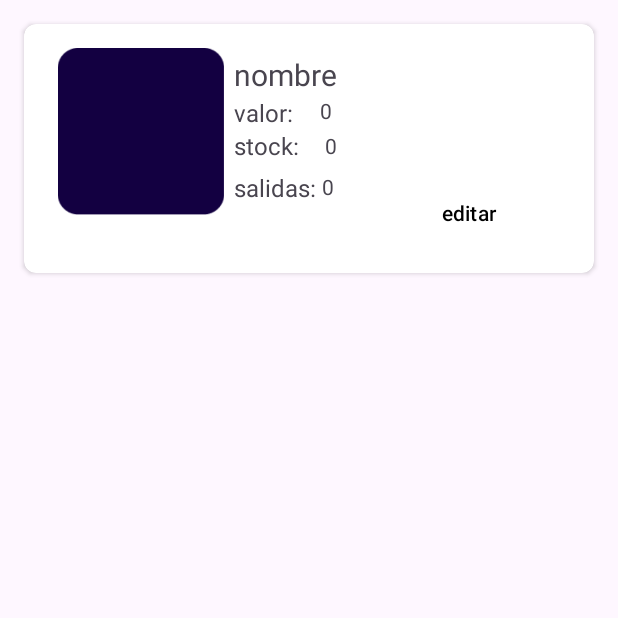
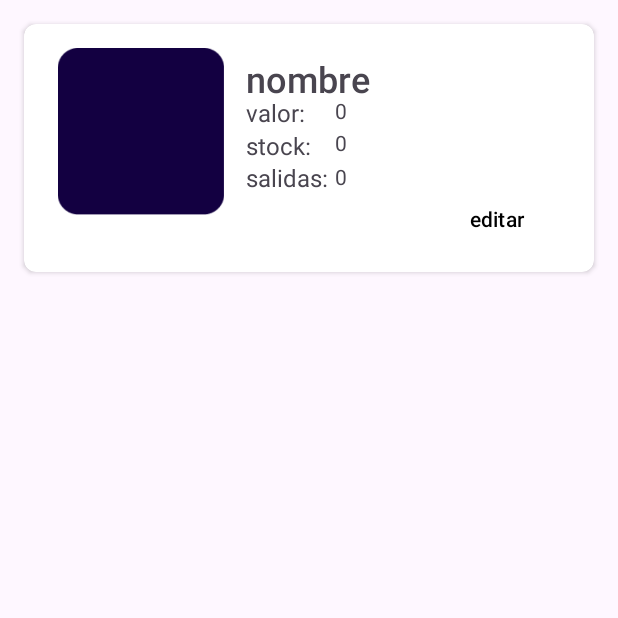
Before and after one commit to haarveyd/Inventario, an Android app: the fragment ProductFragment shown on its own in the app's theme, after a tap on "editar", on a phone screen of 412 x 824 dp, the top half of it. Run offline under Robolectric (Android 15) with nearby library versions, the phone set to English and light mode, and no system bars.

```diff
--- a/app/build.gradle.kts
+++ b/app/build.gradle.kts
@@ -8,7 +8,7 @@ android {
 
     defaultConfig {
         applicationId = "com.example.inventario"
-        minSdk = 30
+        minSdk = 31
         targetSdk = 34
         versionCode = 1
         versionName = "1.0"
--- a/app/src/main/java/com/example/inventario/AppCompatActivity.java
+++ /dev/null
@@ -1,4 +0,0 @@
-package com.example.inventario;
-
-public class AppCompatActivity {
-}
--- a/app/src/main/java/com/example/inventario/ProductFragment.java
+++ b/app/src/main/java/com/example/inventario/ProductFragment.java
@@ -1,36 +1,35 @@
 package com.example.inventario;
 
 import android.os.Bundle;
-import androidx.fragment.app.Fragment;
-import androidx.fragment.app.FragmentTransaction;
-
 import android.view.LayoutInflater;
 import android.view.View;
 import android.view.ViewGroup;
 import android.widget.Button;
 
+import androidx.fragment.app.Fragment;
+import androidx.fragment.app.FragmentTransaction;
+
 public class ProductFragment extends Fragment {
 
     public ProductFragment() {
-        // Required empty public constructor
+
     }
 
     @Override
     public View onCreateView(LayoutInflater inflater, ViewGroup container, Bundle savedInstanceState) {
+
         View view = inflater.inflate(R.layout.fragment_product, container, false);
 
 
-        Button editarButton = view.findViewById(R.id.button_editar);
+        Button buttonEditar = view.findViewById(R.id.button_editar);
 
-
-        editarButton.setOnClickListener(new View.OnClickListener() {
+        buttonEditar.setOnClickListener(new View.OnClickListener() {
             @Override
             public void onClick(View v) {
-                // Cuando se hace clic en "Editar", abre el fragmento de edición
-                EditFragment editFragment = new EditFragment();
-                FragmentTransaction transaction = getFragmentManager().beginTransaction();
-                transaction.replace(R.id.fragment_container, editFragment);
-                transaction.addToBackStack(null); // Agrega a la pila de retroceso
+
+                FragmentTransaction transaction = getActivity().getSupportFragmentManager().beginTransaction();
+                transaction.replace(R.id.fragment_container, new EditFragment());
+                transaction.addToBackStack(null);
                 transaction.commit();
             }
         });
--- a/app/src/main/java/com/example/inventario/TableFragment.java
+++ b/app/src/main/java/com/example/inventario/TableFragment.java
@@ -19,11 +19,6 @@ import com.example.inventario.data.InventarioDBHelper;
 import com.example.inventario.data.Productos;
 import com.example.inventario.data.ProductosAdapter;
 
-/**
- * A simple {@link Fragment} subclass.
- * Use the {@link TableFragment#newInstance} factory method to
- * create an instance of this fragment.
- */
 public class TableFragment extends Fragment implements ProductosAdapter.OnItemClickListener {
 
     private RecyclerView listaUsuarios;
--- a/app/src/main/res/layout/fragment_product.xml
+++ b/app/src/main/res/layout/fragment_product.xml
@@ -19,48 +19,6 @@
             android:padding="16dp">
 
 
-            <TextView
-                android:id="@+id/nombre_lista"
-                android:layout_width="173dp"
-                android:layout_height="28dp"
-                android:layout_marginTop="4dp"
-                android:text="@string/nombre_producto"
-                android:textSize="20sp"
-                app:layout_constraintStart_toEndOf="@+id/imageView14"
-                app:layout_constraintTop_toTopOf="parent" />
-
-            <TextView
-                android:id="@+id/stock_lista"
-                android:layout_width="wrap_content"
-                android:layout_height="28dp"
-                android:text="@string/stock"
-                android:textSize="16sp"
-                app:layout_constraintStart_toEndOf="@+id/imageView14"
-                app:layout_constraintTop_toBottomOf="@+id/valor_lista" />
-
-            <TextView
-                android:id="@+id/valor_lista"
-                android:layout_width="wrap_content"
-                android:layout_height="0dp"
-                android:text="@string/valor"
-                android:textSize="16sp"
-                app:layout_constraintStart_toEndOf="@+id/imageView14"
-                app:layout_constraintTop_toBottomOf="@+id/nombre_lista"
-                tools:ignore="MissingConstraints" />
-
-            <Button
-                android:id="@+id/button_editar"
-                android:layout_width="wrap_content"
-                android:layout_height="wrap_content"
-                android:layout_marginTop="32dp"
-                android:layout_marginEnd="24dp"
-                android:backgroundTint="#00FFFFFF"
-                android:text="@string/editar"
-                android:textColor="@color/black"
-                app:cornerRadius="12dp"
-                app:layout_constraintEnd_toEndOf="parent"
-                app:layout_constraintTop_toBottomOf="@+id/valor_lista" />
-
             <ImageView
                 android:id="@+id/imageView14"
                 android:layout_width="124dp"
@@ -71,33 +29,66 @@
                 tools:layout_editor_absoluteY="5dp" />
 
             <TextView
+                android:id="@+id/nombre_lista"
+                android:layout_width="173dp"
+                android:layout_height="28dp"
+                android:layout_marginStart="8dp"
+                android:layout_marginTop="4dp"
+                android:fontFamily="sans-serif-medium"
+                android:text="@string/nombre_producto"
+                android:textSize="24sp"
+                app:layout_constraintStart_toEndOf="@+id/imageView14"
+                app:layout_constraintTop_toTopOf="parent" />
+
+            <TextView
+                android:id="@+id/valor_lista"
+                android:layout_width="wrap_content"
+                android:layout_height="0dp"
+                android:layout_marginStart="8dp"
+                android:text="@string/valor"
+                android:textSize="16sp"
+                app:layout_constraintStart_toEndOf="@+id/imageView14"
+                app:layout_constraintTop_toBottomOf="@+id/nombre_lista"
+                tools:ignore="MissingConstraints" />
+
+            <TextView
                 android:id="@+id/campoValor"
                 android:layout_width="wrap_content"
                 android:layout_height="wrap_content"
-                android:layout_marginStart="16dp"
+                android:layout_marginStart="20dp"
                 android:text="0"
                 app:layout_constraintEnd_toEndOf="parent"
-                app:layout_constraintHorizontal_bias="0.011"
+                app:layout_constraintHorizontal_bias="0.0"
                 app:layout_constraintStart_toEndOf="@+id/valor_lista"
                 app:layout_constraintTop_toBottomOf="@+id/nombre_lista" />
+
+            <TextView
+                android:id="@+id/stock_lista"
+                android:layout_width="47dp"
+                android:layout_height="21dp"
+                android:layout_marginStart="8dp"
+                android:text="@string/stock"
+                android:textSize="16sp"
+                app:layout_constraintStart_toEndOf="@+id/imageView14"
+                app:layout_constraintTop_toBottomOf="@+id/valor_lista" />
 
             <TextView
                 android:id="@+id/campoStock"
                 android:layout_width="wrap_content"
                 android:layout_height="wrap_content"
-                android:layout_marginLeft="2dp"
-                android:layout_marginTop="4dp"
+                android:layout_marginTop="2dp"
                 android:text="0"
                 app:layout_constraintEnd_toEndOf="parent"
-                app:layout_constraintHorizontal_bias="0.09"
+                app:layout_constraintHorizontal_bias="0.075"
                 app:layout_constraintStart_toEndOf="@+id/stock_lista"
                 app:layout_constraintTop_toBottomOf="@+id/campoValor" />
 
             <TextView
-                android:id="@+id/textView17"
-                android:layout_width="wrap_content"
-                android:layout_height="wrap_content"
-                android:text="salidas:"
+                android:id="@+id/salidas_lista"
+                android:layout_width="55dp"
+                android:layout_height="21dp"
+                android:layout_marginStart="8dp"
+                android:text="@string/salidas"
                 android:textSize="16dp"
                 app:layout_constraintStart_toEndOf="@+id/imageView14"
                 app:layout_constraintTop_toBottomOf="@+id/stock_lista" />
@@ -107,12 +98,24 @@
                 android:layout_width="wrap_content"
                 android:layout_height="wrap_content"
                 android:layout_marginStart="4dp"
-                android:layout_marginTop="8dp"
+                android:layout_marginTop="3dp"
                 android:text="0"
-                app:layout_constraintStart_toEndOf="@+id/textView17"
+                app:layout_constraintStart_toEndOf="@+id/salidas_lista"
                 app:layout_constraintTop_toBottomOf="@+id/campoStock" />
 
+            <Button
+                android:id="@+id/button_editar"
+                android:layout_width="90dp"
+                android:layout_height="39dp"
+                android:layout_marginTop="40dp"
+                android:layout_marginEnd="4dp"
+                android:backgroundTint="#00FFFFFF"
+                android:text="@string/editar"
+                android:textColor="@color/black"
+                app:cornerRadius="12dp"
+                app:layout_constraintEnd_toEndOf="parent"
+                app:layout_constraintTop_toBottomOf="@+id/valor_lista" />
+
         </androidx.constraintlayout.widget.ConstraintLayout>
-
     </ScrollView>
 </androidx.cardview.widget.CardView>
--- a/app/src/main/res/values/strings.xml
+++ b/app/src/main/res/values/strings.xml
@@ -48,7 +48,6 @@
     <string name="SOLDPRODUCTOUT">SOLD</string>
     <string name="MOTHYLYSALES">Monthly Sales</string>
     <string name="MONTHLYSALES2">Monthly Sales</string>
-    <string name="hello_blank_fragment">Hello blank fragment</string>
     <string name="registrarse" translatable="false">Registrarse</string>
     <string name="nombre_de_la_compa_a" translatable="false">Nombre de la Compañía</string>
     <string name="nombre">Nombre</string>
@@ -62,6 +61,7 @@
     <string name="nombre_producto" translatable="false">nombre</string>
     <string name="stock" translatable="false">stock:</string>
     <string name="valor" translatable="false">valor:</string>
+    <string name="salidas" translatable="false">salidas:</string>
     <string name="editar" translatable="false">editar</string>
     <string name="nombre_prod" translatable="false">nombre producto</string>
     <string name="stock_prod" translatable="false">stock producto</string>
```
Also changed, not shown: app/src/main/java/com/example/inventario/EditFragment.java (+58 -23 lines), app/src/main/res/layout/fragment_edit.xml (+7 -16 lines).
